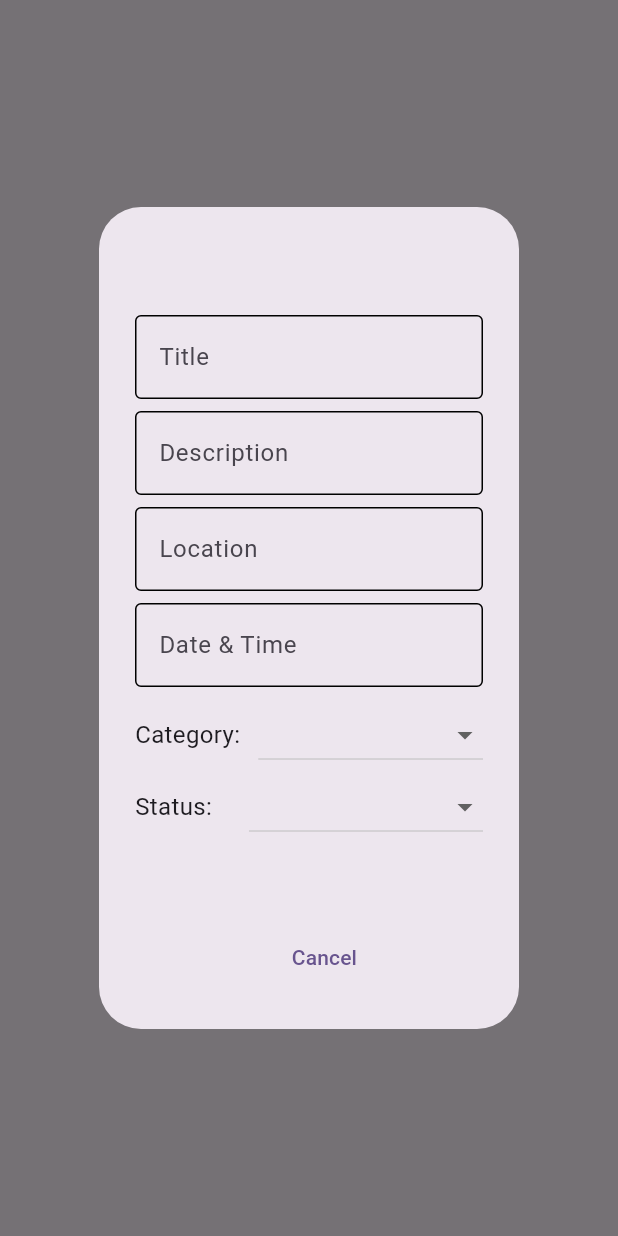
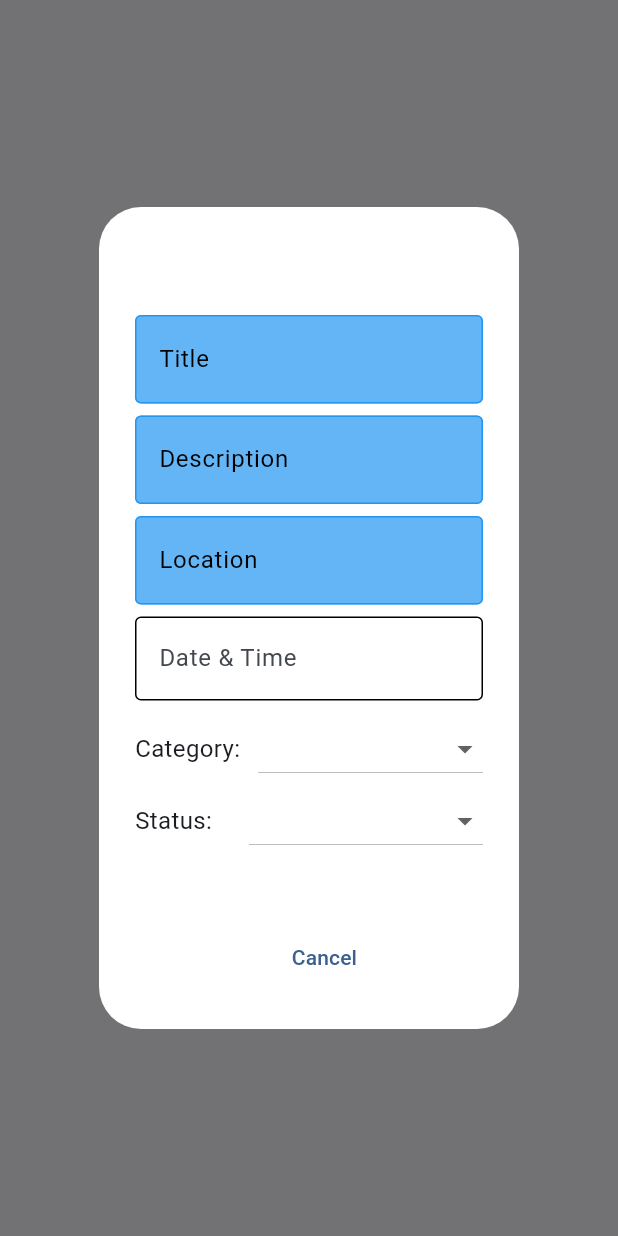
Before and after one commit to ad-ng/incident_tracker, a Flutter app: what openModel() shows on an empty page, opened directly with empty values, on a phone screen of 412 x 824 dp. Run offline on Flutter 3.47's test engine with Material 3 defaults, Android fonts, the phone set to English and light mode, and no system bars; our stand-ins replace dio, email_validator, flutter_bloc, go_router, hive_flutter, popover and 1 more; accounts and stored records are empty; network calls fail.

Commit message:
updating app colors

```diff
--- a/lib/features/auth/presentation/widgets/myInput.dart
+++ b/lib/features/auth/presentation/widgets/myInput.dart
@@ -49,14 +49,14 @@ class _MyInputState extends State<MyInput> {
                   )
                   : SizedBox.shrink(),
           enabledBorder: OutlineInputBorder(
-            borderSide: BorderSide(color: Colors.black),
+            borderSide: BorderSide(color: Colors.blue),
             borderRadius: BorderRadius.circular(15),
           ),
           focusedBorder: OutlineInputBorder(
-            borderSide: BorderSide(color: Colors.black),
+            borderSide: BorderSide(color: Colors.blue),
             borderRadius: BorderRadius.circular(15),
           ),
-          fillColor: Colors.black,
+          fillColor: Colors.blue[400],
           hintText: widget.hintText,
           hintStyle: TextStyle(color: Colors.white),
         ),
--- a/lib/features/home/domain/usercases/add_incident_dialog.dart
+++ b/lib/features/home/domain/usercases/add_incident_dialog.dart
@@ -28,7 +28,8 @@ void openModel(
       List<String> statusItems = ['Open', 'Closed'];
 
       return AlertDialog(
-        title: Text(modelTitle),
+        backgroundColor: Colors.white,
+        title: Text(modelTitle, style: TextStyle(color: Colors.blue[300])),
         content: Container(
           height: 380,
           child: Form(
@@ -39,28 +40,67 @@ void openModel(
                     children: [
                       TextFormField(
                         controller: titleController,
+                        cursorColor: Colors.white,
+                        style: TextStyle(
+                          color: Colors.white,
+                          fontSize: 18,
+                          fontWeight: FontWeight.w400,
+                        ),
                         decoration: InputDecoration(
-                          focusedBorder: OutlineInputBorder(),
-                          enabledBorder: OutlineInputBorder(),
+                          focusedBorder: OutlineInputBorder(
+                            borderSide: BorderSide(color: Colors.blue),
+                          ),
+                          enabledBorder: OutlineInputBorder(
+                            borderSide: BorderSide(color: Colors.blue),
+                          ),
+                          fillColor: Colors.blue.shade300,
+                          filled: true,
                           labelText: 'Title',
+                          labelStyle: TextStyle(color: Colors.black),
                         ),
                       ),
                       SizedBox(height: 8),
                       TextFormField(
                         controller: descriptionController,
+                        cursorColor: Colors.white,
+                        style: TextStyle(
+                          color: Colors.white,
+                          fontSize: 18,
+                          fontWeight: FontWeight.w400,
+                        ),
                         decoration: InputDecoration(
-                          focusedBorder: OutlineInputBorder(),
-                          enabledBorder: OutlineInputBorder(),
+                          focusedBorder: OutlineInputBorder(
+                            borderSide: BorderSide(color: Colors.blue),
+                          ),
+                          enabledBorder: OutlineInputBorder(
+                            borderSide: BorderSide(color: Colors.blue),
+                          ),
                           labelText: 'Description',
+                          labelStyle: TextStyle(color: Colors.black),
+                          fillColor: Colors.blue.shade300,
+                          filled: true,
                         ),
                       ),
                       SizedBox(height: 8),
                       TextFormField(
                         controller: locationController,
+                        cursorColor: Colors.white,
+                        style: TextStyle(
+                          color: Colors.white,
+                          fontSize: 18,
+                          fontWeight: FontWeight.w400,
+                        ),
                         decoration: InputDecoration(
-                          focusedBorder: OutlineInputBorder(),
-                          enabledBorder: OutlineInputBorder(),
+                          focusedBorder: OutlineInputBorder(
+                            borderSide: BorderSide(color: Colors.blue),
+                          ),
+                          enabledBorder: OutlineInputBorder(
+                            borderSide: BorderSide(color: Colors.blue),
+                          ),
                           labelText: 'Location',
+                          labelStyle: TextStyle(color: Colors.black),
+                          fillColor: Colors.blue.shade300,
+                          filled: true,
                         ),
                       ),
                       SizedBox(height: 8),
@@ -81,6 +121,7 @@ void openModel(
                             child: DropdownButton<String>(
                               isExpanded: true,
                               value: categoryDropDownValue,
+                              dropdownColor: Colors.blue[300],
                               items:
                                   categoryItems.map((String item) {
                                     return DropdownMenuItem(
@@ -105,6 +146,7 @@ void openModel(
                             child: DropdownButton<String>(
                               isExpanded: true,
                               value: statusDropDownValue,
+                              dropdownColor: Colors.blue[300],
                               items:
                                   statusItems.map((String item) {
                                     return DropdownMenuItem(
--- a/lib/features/home/presentation/pages/home_page.dart
+++ b/lib/features/home/presentation/pages/home_page.dart
@@ -36,7 +36,11 @@ class _HomePageState extends State<HomePage> {
                 return Center(
                   child: Text(
                     state.error,
-                    style: TextStyle(fontSize: 18, fontWeight: FontWeight.w400),
+                    style: TextStyle(
+                      fontSize: 18,
+                      fontWeight: FontWeight.w400,
+                      color: Colors.blue,
+                    ),
                   ),
                 );
               }
--- a/lib/main.dart
+++ b/lib/main.dart
@@ -38,7 +38,7 @@ class MyApp extends StatelessWidget {
         title: 'Flutter Demo',
         debugShowCheckedModeBanner: false,
         theme: ThemeData(
-          colorScheme: ColorScheme.fromSeed(seedColor: Colors.deepPurple),
+          colorScheme: ColorScheme.fromSeed(seedColor: Colors.blue.shade700),
         ),
         routerConfig: _router,
       ),
```
Also changed, not shown: lib/features/auth/presentation/pages/loginPage.dart (+11 -5 lines), lib/features/home/presentation/pages/landing_page.dart (+13 -2 lines), lib/features/home/presentation/widgets/incidentCard.dart (+17 -5 lines).
